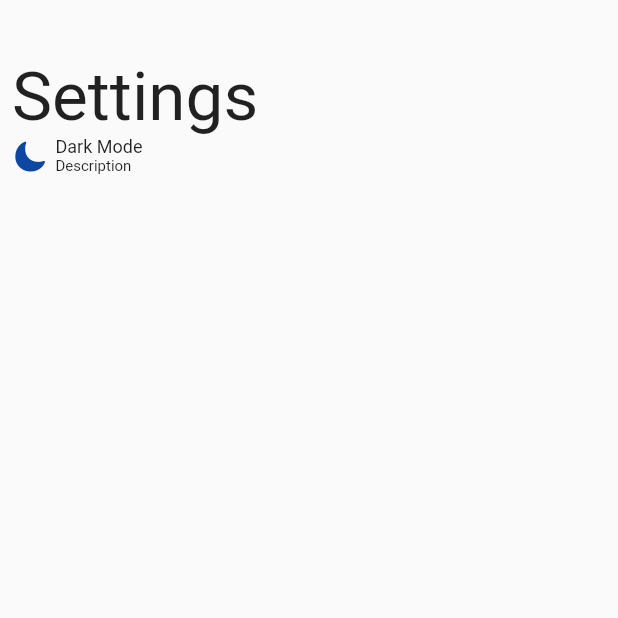
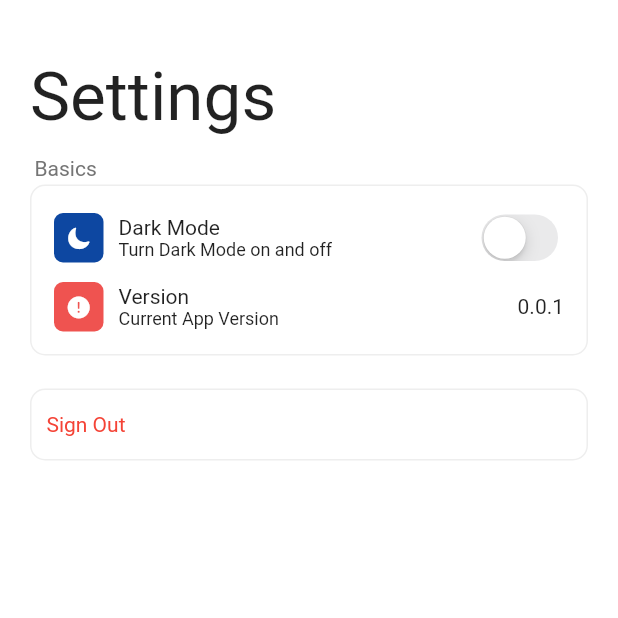
Before and after one commit to abdullahridwan/flutter_template, a Flutter app: the Settings screen opened directly, on a phone screen of 412 x 824 dp, the top half of it. Run offline on Flutter 3.47's test engine with Material 2 defaults, Android fonts, the light colour scheme and no system bars; our stand-ins replace cloud_firestore, email_validator, firebase_auth, firebase_core, flutter_pw_validator; missing offline and left inert: ms_undraw; accounts and stored records are empty.

Commit message:
signout done

```diff
--- a/lib/Helpers/auth_screen.dart
+++ b/lib/Helpers/auth_screen.dart
@@ -10,17 +10,14 @@ class AuthScreen extends StatelessWidget {
   @override
   Widget build(BuildContext context) {
     return Scaffold(
-      body: StreamBuilder<User?>(
+      body: StreamBuilder(
         stream: FirebaseAuth.instance.authStateChanges(),
         builder: (context, snapshot) {
-          //if logged in
           if (snapshot.hasData) {
             return ScreenRouter();
           } else {
             return Login();
           }
-
-          //if signUpPage.hasData ? HomeMainPage() : signUpPage();
         },
       ),
     );
--- /dev/null
+++ b/lib/components/settings_row.dart
@@ -0,0 +1,71 @@
+import 'package:flutter/material.dart';
+import 'package:flutter/cupertino.dart';
+
+class SettingsRow extends StatelessWidget {
+  SettingsRow({
+    Key? key,
+    required this.color,
+    required this.icon,
+    required this.title,
+    required this.description,
+    required this.endWidget,
+  }) : super(key: key);
+  Color color;
+  IconData icon;
+  String title;
+  String description;
+  Widget endWidget;
+
+  @override
+  Widget build(BuildContext context) {
+    return Container(
+      padding: EdgeInsets.symmetric(vertical: 5, horizontal: 5),
+      child: Row(
+        mainAxisAlignment: MainAxisAlignment.spaceBetween,
+        children: [
+          Row(
+            children: [
+              Container(
+                padding: EdgeInsets.all(8),
+                decoration: BoxDecoration(
+                  color: this.color,
+                  borderRadius: BorderRadius.circular(6),
+                ),
+                child: Icon(
+                  this.icon,
+                  color: Colors.white,
+                  size: 17,
+                ),
+              ),
+              SizedBox(
+                width: 10,
+              ),
+              Column(
+                crossAxisAlignment: CrossAxisAlignment.start,
+                children: [
+                  Text(
+                    this.title,
+                    style: TextStyle(
+                      fontSize:
+                          Theme.of(context).textTheme.titleSmall!.fontSize,
+                    ),
+                  ),
+                  Text(
+                    this.description,
+                    style: TextStyle(
+                      fontSize:
+                          Theme.of(context).textTheme.labelMedium!.fontSize,
+                    ),
+                  ),
+                ],
+              ),
+            ],
+          ),
+          Container(
+            child: this.endWidget,
+          )
+        ],
+      ),
+    );
+  }
+}
--- a/lib/main.dart
+++ b/lib/main.dart
@@ -1,4 +1,5 @@
 import 'package:flutter/material.dart';
+import 'package:promptdiary/Helpers/auth_screen.dart';
 import 'package:promptdiary/Helpers/screen_router.dart';
 import 'package:promptdiary/constants.dart';
 import 'package:promptdiary/screens/home.dart';
@@ -25,7 +26,7 @@ class MyApp extends StatelessWidget {
     return MaterialApp(
       debugShowCheckedModeBanner: false,
       theme: ThemeData(
-        primaryColor: Colors.orange[600],
+        primaryColor: Colors.green[600],
       ),
       initialRoute: '/onboarding',
       routes: {
@@ -33,6 +34,7 @@ class MyApp extends StatelessWidget {
         '/onboarding': (context) => OnboardingScreen(),
         '/login': (context) => Login(),
         '/signup': (context) => Signup(),
+        '/auth': (context) => AuthScreen(),
       },
     );
   }
--- a/lib/screens/onboarding_screen.dart
+++ b/lib/screens/onboarding_screen.dart
@@ -69,7 +69,7 @@ class _OnboardingScreenState extends State<OnboardingScreen> {
                       child: ElevatedButton(
                         onPressed: () {
                           if (_pageController.page == demo_data.length - 1) {
-                            Navigator.pushNamed(context, "/login");
+                            Navigator.pushNamed(context, "/auth");
                           } else {
                             _pageController.nextPage(
                                 duration: Duration(milliseconds: 300),
--- a/lib/screens/settings.dart
+++ b/lib/screens/settings.dart
@@ -1,5 +1,9 @@
+import 'package:firebase_auth/firebase_auth.dart';
 import 'package:flutter/material.dart';
 import 'package:flutter/cupertino.dart';
+import 'package:promptdiary/constants.dart';
+
+import '../components/settings_row.dart';
 
 class Settings extends StatefulWidget {
   const Settings({Key? key}) : super(key: key);
@@ -9,12 +13,27 @@ class Settings extends StatefulWidget {
 }
 
 class _SettingsState extends State<Settings> {
+  bool _isDarkMode = false;
+  bool _isSignedOut = false;
+
+  _handleDarkMode(bool darkModeValue) {
+    setState(() {
+      _isDarkMode = darkModeValue;
+    });
+  }
+
+  Future<void> _handleSignOut() async {
+    await FirebaseAuth.instance.signOut();
+    Navigator.pushReplacementNamed(this.context, "/auth");
+  }
+
   @override
   Widget build(BuildContext context) {
     return Scaffold(
+      backgroundColor: Colors.white,
       body: SafeArea(
         child: Padding(
-          padding: EdgeInsets.all(8),
+          padding: EdgeInsets.symmetric(horizontal: 20, vertical: 8),
           child: Column(
             crossAxisAlignment: CrossAxisAlignment.start,
             children: [
@@ -25,41 +44,55 @@ class _SettingsState extends State<Settings> {
                   fontSize: Theme.of(context).textTheme.headline3!.fontSize,
                 ),
               ),
-              Container(
-                child: Row(
-                  children: [
-                    Icon(
-                      CupertinoIcons.moon_fill,
+              SizedBox(height: 10),
+              CupertinoSection(
+                title: "Basics",
+                variables: [
+                  {
+                    "state variable": _isDarkMode,
+                    "widget": SettingsRow(
                       color: Colors.blue.shade900,
+                      icon: CupertinoIcons.moon_fill,
+                      title: "Dark Mode",
+                      description: "Turn Dark Mode on and off",
+                      endWidget: CupertinoSwitch(
+                        value: _isDarkMode,
+                        onChanged: _handleDarkMode,
+                      ),
                     ),
-                    SizedBox(
-                      width: 5,
+                  },
+                  {
+                    "state variable": null,
+                    "widget": SettingsRow(
+                        color: Colors.red.shade400,
+                        icon: CupertinoIcons.exclamationmark_circle_fill,
+                        title: "Version",
+                        description: "Current App Version",
+                        endWidget: Text("0.0.1")),
+                  },
+                ],
+              ),
+              CupertinoSection(
+                title: "",
+                variables: [
+                  {
+                    "state variable": null,
+                    "widget": Container(
+                      padding: EdgeInsets.symmetric(vertical: 5),
+                      width: double.infinity,
+                      child: GestureDetector(
+                        onTap: _handleSignOut,
+                        child: Text(
+                          "Sign Out",
+                          style: TextStyle(
+                            color: Colors.red,
+                          ),
+                        ),
+                      ),
                     ),
-                    Column(
-                        crossAxisAlignment: CrossAxisAlignment.start,
-                        children: [
-                          Text(
-                            "Dark Mode",
-                            style: TextStyle(
-                              fontSize: Theme.of(context)
-                                  .textTheme
-                                  .labelMedium!
-                                  .fontSize,
-                            ),
-                          ),
-                          Text(
-                            "Description",
-                            style: TextStyle(
-                              fontSize: Theme.of(context)
-                                  .textTheme
-                                  .labelSmall!
-                                  .fontSize,
-                            ),
-                          ),
-                        ]),
-                  ],
-                ),
-              )
+                  },
+                ],
+              ),
             ],
           ),
         ),
@@ -67,3 +100,53 @@ class _SettingsState extends State<Settings> {
     );
   }
 }
+
+class CupertinoSection extends StatelessWidget {
+  const CupertinoSection({
+    Key? key,
+    required String title,
+    required List<Map<String, dynamic>> variables,
+  })  : _title = title,
+        _variables = variables,
+        super(key: key);
+
+  final String _title;
+  final List<Map<String, dynamic>> _variables;
+
+  @override
+  Widget build(BuildContext context) {
+    List<Widget> rows = [];
+    _variables.forEach((element) {
+      rows.add(element['widget']);
+    });
+
+    return Column(
+      crossAxisAlignment: CrossAxisAlignment.start,
+      children: [
+        Container(
+          padding: EdgeInsets.symmetric(horizontal: 3, vertical: 3),
+          child: Text(
+            _title,
+            style: TextStyle(
+                color: Colors.grey.shade600,
+                fontSize: Theme.of(context).textTheme.labelLarge!.fontSize),
+          ),
+        ),
+        Container(
+          padding: EdgeInsets.all(10),
+          decoration: BoxDecoration(
+            color: Colors.white,
+            border: Border.all(
+              color: Colors.grey.shade200,
+              width: 1.0,
+            ),
+            borderRadius: BorderRadius.circular(10),
+          ),
+          child: Column(
+            children: rows,
+          ),
+        ),
+      ],
+    );
+  }
+}
--- a/lib/screens/signup.dart
+++ b/lib/screens/signup.dart
@@ -46,13 +46,28 @@ class _SignupState extends State<Signup> {
       print("Created user...");
 
       //add user details to firebase
+      print(FirebaseAuth.instance.userChanges());
       addUserDetails(emailText, passwordText, fnText, lnText);
+      signInUser(context);
     } catch (e) {
-      print("Error");
-      print(e);
       ScaffoldMessenger.of(context).showSnackBar(
         SnackBar(
           //behavior: SnackBarBehavior.floating,
+          content: Text(
+              "Oops! There's something wrong with your email or password. Check again!"),
+        ),
+      );
+    }
+  }
+
+  Future signInUser(BuildContext context) async {
+    try {
+      await FirebaseAuth.instance.signInWithEmailAndPassword(
+          email: _emailController.text, password: _passwordController.text);
+    } catch (e) {
+      ScaffoldMessenger.of(context).showSnackBar(
+        SnackBar(
+          behavior: SnackBarBehavior.floating,
           content: Text(
               "Oops! There's something wrong with your email or password. Check again!"),
         ),
@@ -167,9 +182,6 @@ class _SignupState extends State<Signup> {
                           successColor: Colors.green.shade700,
                           controller: _passwordController,
                           minLength: 6,
-                          uppercaseCharCount: 2,
-                          numericCharCount: 3,
-                          specialCharCount: 1,
                           width: 400,
                           height: 150,
                           onSuccess: () {},
```
